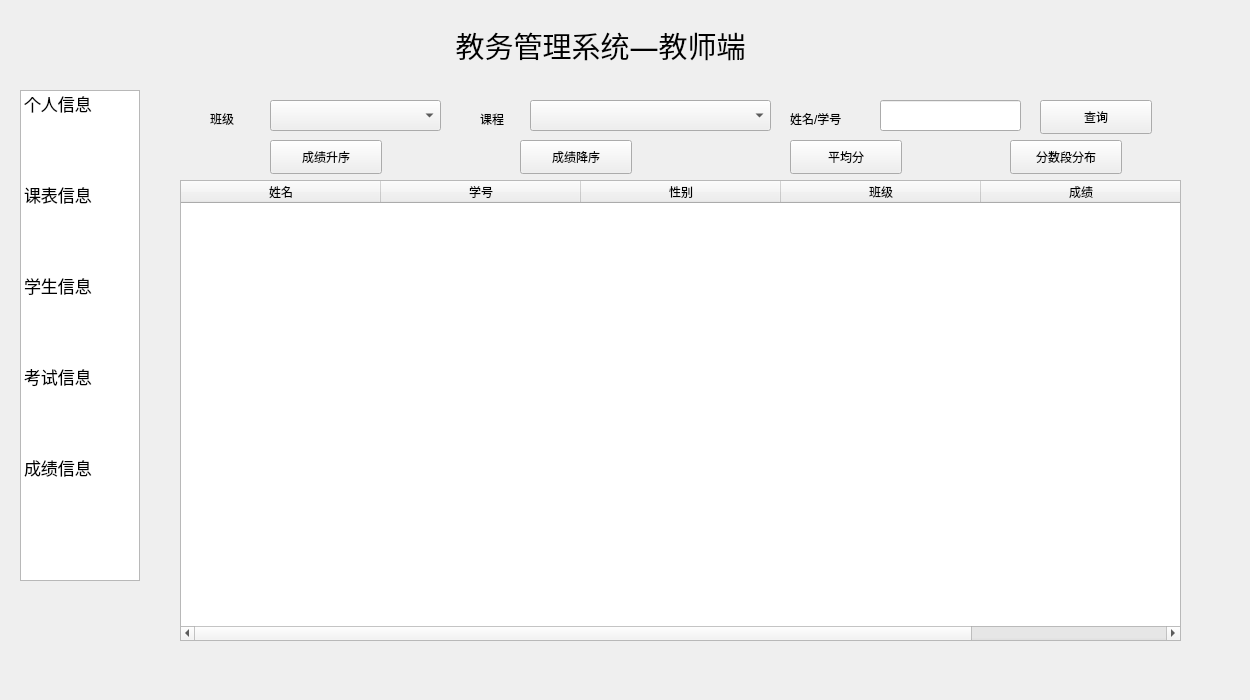
This is teacher.ui in Database-Course-Developers/Educational_Administration_System as Qt 5 draws it before an edit. The edited form follows.
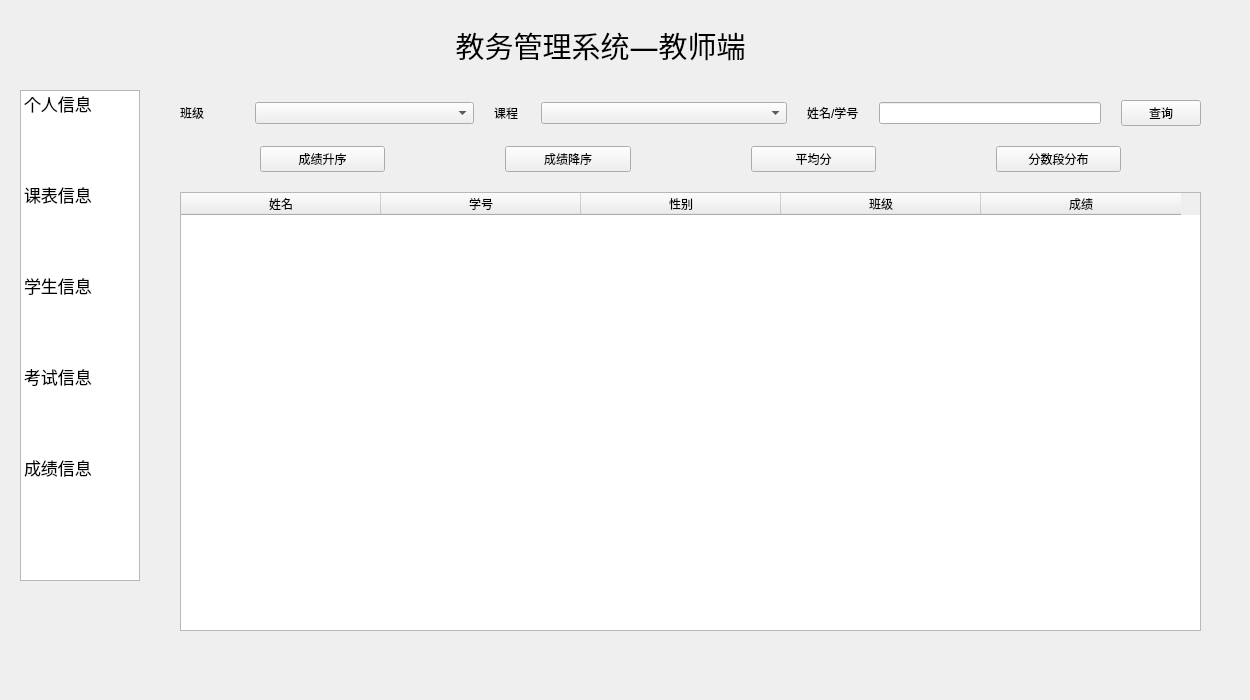
This is the edited form. The open tabs and pages were chosen to show the change.

Commit message: 教师端update

```diff
--- a/teacher.ui
+++ b/teacher.ui
@@ -70,8 +70,8 @@
     <rect>
      <x>150</x>
      <y>100</y>
-     <width>1050</width>
-     <height>581</height>
+     <width>1091</width>
+     <height>551</height>
     </rect>
    </property>
    <property name="currentIndex">
@@ -628,67 +628,6 @@
     </widget>
    </widget>
    <widget class="QWidget" name="pg_score">
-    <widget class="QTableWidget" name="score_table">
-     <property name="geometry">
-      <rect>
-       <x>30</x>
-       <y>80</y>
-       <width>1001</width>
-       <height>461</height>
-      </rect>
-     </property>
-     <attribute name="horizontalHeaderDefaultSectionSize">
-      <number>200</number>
-     </attribute>
-     <column>
-      <property name="text">
-       <string>姓名</string>
-      </property>
-     </column>
-     <column>
-      <property name="text">
-       <string>学号</string>
-      </property>
-     </column>
-     <column>
-      <property name="text">
-       <string>性别</string>
-      </property>
-     </column>
-     <column>
-      <property name="text">
-       <string>班级</string>
-      </property>
-     </column>
-     <column>
-      <property name="text">
-       <string>成绩</string>
-      </property>
-     </column>
-    </widget>
-    <widget class="QLabel" name="label_8">
-     <property name="geometry">
-      <rect>
-       <x>640</x>
-       <y>10</y>
-       <width>81</width>
-       <height>18</height>
-      </rect>
-     </property>
-     <property name="text">
-      <string>姓名/学号</string>
-     </property>
-    </widget>
-    <widget class="QLineEdit" name="lineedit_input">
-     <property name="geometry">
-      <rect>
-       <x>730</x>
-       <y>0</y>
-       <width>141</width>
-       <height>31</height>
-      </rect>
-     </property>
-    </widget>
     <widget class="QLabel" name="label_avg">
      <property name="geometry">
       <rect>
@@ -711,116 +650,153 @@
       <string/>
      </property>
     </widget>
-    <widget class="QComboBox" name="major_2">
+    <widget class="QWidget" name="">
      <property name="geometry">
       <rect>
-       <x>120</x>
+       <x>30</x>
        <y>0</y>
-       <width>171</width>
-       <height>31</height>
+       <width>1021</width>
+       <height>531</height>
       </rect>
      </property>
-    </widget>
+     <layout class="QVBoxLayout" name="verticalLayout_3">
+      <property name="spacing">
+       <number>20</number>
+      </property>
+      <item>
+       <layout class="QVBoxLayout" name="verticalLayout_2">
+        <item>
+         <layout class="QHBoxLayout" name="horizontalLayout_14">
+          <property name="spacing">
+           <number>20</number>
+          </property>
+          <item>
+           <layout class="QHBoxLayout" name="horizontalLayout_11" stretch="2,8">
+            <item>
     <widget class="QLabel" name="label1_2">
-     <property name="geometry">
-      <rect>
-       <x>60</x>
-       <y>10</y>
-       <width>36</width>
-       <height>18</height>
-      </rect>
-     </property>
      <property name="text">
       <string>班级</string>
      </property>
     </widget>
-    <widget class="QPushButton" name="search_3">
-     <property name="geometry">
-      <rect>
-       <x>890</x>
-       <y>0</y>
-       <width>112</width>
-       <height>34</height>
-      </rect>
-     </property>
-     <property name="text">
-      <string>查询</string>
-     </property>
-    </widget>
-    <widget class="QComboBox" name="course_2">
-     <property name="geometry">
-      <rect>
-       <x>380</x>
-       <y>0</y>
-       <width>241</width>
-       <height>31</height>
-      </rect>
-     </property>
-    </widget>
+            </item>
+            <item>
+             <widget class="QComboBox" name="major_2"/>
+            </item>
+           </layout>
+          </item>
+          <item>
+           <layout class="QHBoxLayout" name="horizontalLayout_12" stretch="1,9">
+            <item>
     <widget class="QLabel" name="label2_2">
-     <property name="geometry">
-      <rect>
-       <x>330</x>
-       <y>10</y>
-       <width>36</width>
-       <height>18</height>
-      </rect>
-     </property>
      <property name="text">
       <string>课程</string>
      </property>
     </widget>
+            </item>
+            <item>
+             <widget class="QComboBox" name="course_2"/>
+            </item>
+           </layout>
+          </item>
+          <item>
+           <layout class="QHBoxLayout" name="horizontalLayout_13" stretch="1,9">
+            <item>
+             <widget class="QLabel" name="label_8">
+              <property name="text">
+               <string>姓名/学号</string>
+              </property>
+             </widget>
+            </item>
+            <item>
+             <widget class="QLineEdit" name="lineedit_input"/>
+            </item>
+           </layout>
+          </item>
+          <item>
+           <widget class="QPushButton" name="search_3">
+            <property name="text">
+             <string>查询</string>
+            </property>
+           </widget>
+          </item>
+         </layout>
+        </item>
+        <item>
+         <layout class="QHBoxLayout" name="horizontalLayout_15" stretch="0,0,0,0">
+          <property name="spacing">
+           <number>120</number>
+          </property>
+          <property name="leftMargin">
+           <number>80</number>
+          </property>
+          <property name="rightMargin">
+           <number>80</number>
+          </property>
+          <item>
+           <widget class="QPushButton" name="butt_asc">
+            <property name="text">
+             <string>成绩升序</string>
+            </property>
+           </widget>
+          </item>
+          <item>
     <widget class="QPushButton" name="butt_desc">
-     <property name="geometry">
-      <rect>
-       <x>370</x>
-       <y>40</y>
-       <width>112</width>
-       <height>34</height>
-      </rect>
-     </property>
      <property name="text">
       <string>成绩降序</string>
      </property>
     </widget>
+          </item>
+          <item>
     <widget class="QPushButton" name="butt_avg">
-     <property name="geometry">
-      <rect>
-       <x>640</x>
-       <y>40</y>
-       <width>112</width>
-       <height>34</height>
-      </rect>
-     </property>
      <property name="text">
       <string>平均分</string>
      </property>
     </widget>
-    <widget class="QPushButton" name="butt_asc">
-     <property name="geometry">
-      <rect>
-       <x>120</x>
-       <y>40</y>
-       <width>112</width>
-       <height>34</height>
-      </rect>
-     </property>
-     <property name="text">
-      <string>成绩升序</string>
-     </property>
-    </widget>
+          </item>
+          <item>
     <widget class="QPushButton" name="butt_level">
-     <property name="geometry">
-      <rect>
-       <x>860</x>
-       <y>40</y>
-       <width>112</width>
-       <height>34</height>
-      </rect>
-     </property>
      <property name="text">
       <string>分数段分布</string>
      </property>
+           </widget>
+          </item>
+         </layout>
+        </item>
+       </layout>
+      </item>
+      <item>
+       <widget class="QTableWidget" name="score_table">
+        <attribute name="horizontalHeaderDefaultSectionSize">
+         <number>200</number>
+        </attribute>
+        <column>
+         <property name="text">
+          <string>姓名</string>
+         </property>
+        </column>
+        <column>
+         <property name="text">
+          <string>学号</string>
+         </property>
+        </column>
+        <column>
+         <property name="text">
+          <string>性别</string>
+         </property>
+        </column>
+        <column>
+         <property name="text">
+          <string>班级</string>
+         </property>
+        </column>
+        <column>
+         <property name="text">
+          <string>成绩</string>
+         </property>
+        </column>
+       </widget>
+      </item>
+     </layout>
     </widget>
    </widget>
    <widget class="QWidget" name="pg_level">
```
Left out of the diff: 156 changed lines with no effect on the pictures. Lines whose indentation alone changed are shown as unchanged. The commit also changes 1 other file.
